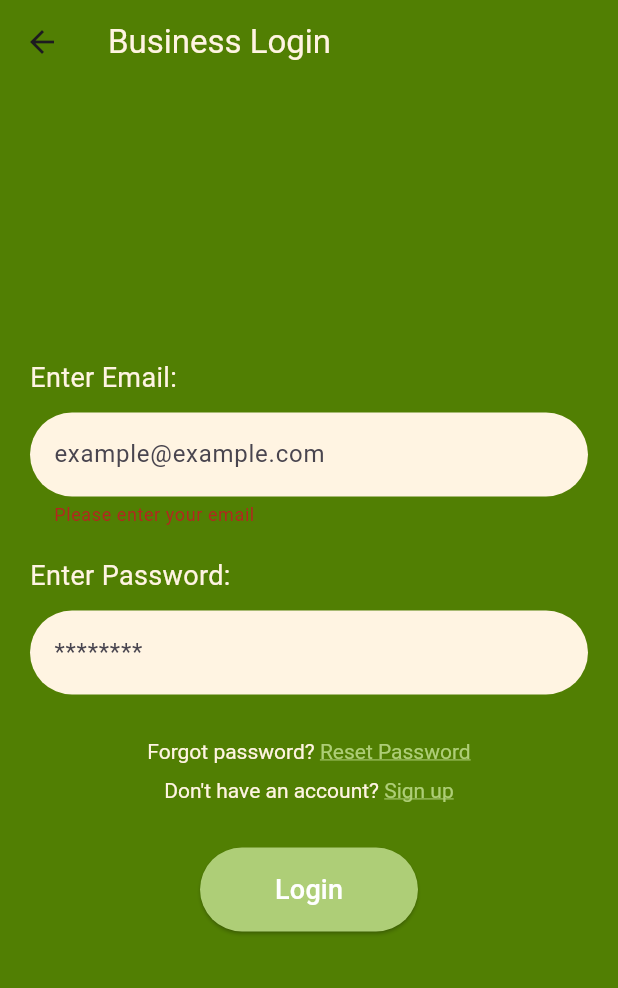
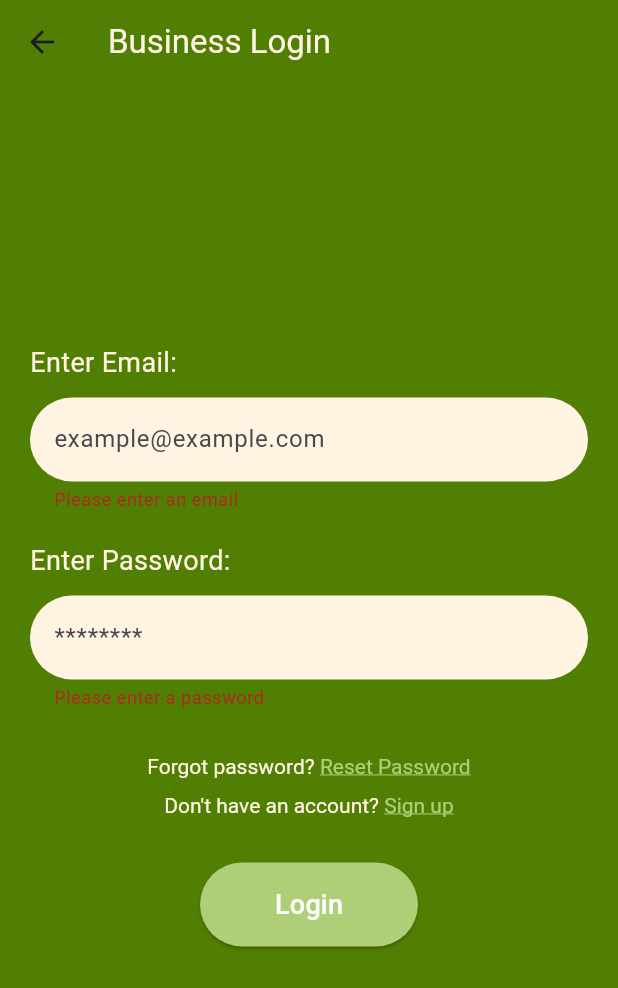
Before and after one commit to Sayyam1244/foodapp, a Flutter app: the BusinessLoginScreen screen opened directly, after a tap on "Login", on a phone screen of 412 x 824 dp. Shown: the top 988 px of the screen. Run offline on Flutter 3.47's test engine with Material 3 defaults, Android fonts, the light colour scheme and no system bars; our stand-ins replace cloud_firestore, firebase_auth, firebase_core, image_picker; accounts and stored records are empty.

Commit message:
Validation added

```diff
--- a/lib/presentation/business_login_screen.dart
+++ b/lib/presentation/business_login_screen.dart
@@ -6,6 +6,7 @@ import 'package:flutter/gestures.dart'; // Import for TapGestureRecognizer
 import 'package:helloworld/presentation/home_screen.dart';
 import 'package:helloworld/presentation/reset_password_screen.dart';
 import 'package:helloworld/services/auth_service.dart';
+import 'package:helloworld/utils/app_validator.dart';
 import 'business_register_screen.dart'; // Import for the sign-up screen
 
 class BusinessLoginScreen extends StatefulWidget {
@@ -55,12 +56,7 @@ class _BusinessLoginScreenState extends State<BusinessLoginScreen> {
                 const SizedBox(height: 10),
 
                 TextFormField(
-                  validator: (value) {
-                    if (value == null || value.isEmpty) {
-                      return 'Please enter your email';
-                    }
-                    return null;
-                  },
+                  validator: AppValidator.emailCheck,
                   controller: emailController,
                   decoration: InputDecoration(
                     filled: true,
@@ -83,9 +79,10 @@ class _BusinessLoginScreenState extends State<BusinessLoginScreen> {
                   ),
                 ),
                 const SizedBox(height: 10),
-                TextField(
+                TextFormField(
                   controller: passwordController,
                   obscureText: true,
+                  validator: AppValidator.passwordCheck,
                   decoration: InputDecoration(
                     filled: true,
                     fillColor:
--- a/lib/presentation/business_register_screen.dart
+++ b/lib/presentation/business_register_screen.dart
@@ -184,7 +184,7 @@ class _BusinessRegisterScreenState extends State<BusinessRegisterScreen> {
                   const SizedBox(height: 10),
                   TextFormField(
                     controller: emailController,
-                    validator: AppValidator.emptyCheck,
+                    validator: AppValidator.emailCheck,
                     decoration: InputDecoration(
                       filled: true,
                       fillColor: const Color(0xFFFFF4E2),
@@ -208,7 +208,7 @@ class _BusinessRegisterScreenState extends State<BusinessRegisterScreen> {
                   const SizedBox(height: 10),
                   TextFormField(
                     controller: passwordController,
-                    validator: AppValidator.emptyCheck,
+                    validator: AppValidator.passwordCheck,
                     obscureText: true,
                     decoration: InputDecoration(
                       filled: true,
--- a/lib/presentation/customer_login_screen.dart
+++ b/lib/presentation/customer_login_screen.dart
@@ -53,7 +53,7 @@ class _CustomerLoginScreenState extends State<CustomerLoginScreen> {
                 ),
                 const SizedBox(height: 10),
                 TextFormField(
-                  validator: AppValidator.emptyCheck,
+                  validator: AppValidator.emailCheck,
                   controller: emailController,
                   decoration: InputDecoration(
                     filled: true,
@@ -77,7 +77,7 @@ class _CustomerLoginScreenState extends State<CustomerLoginScreen> {
                 ),
                 const SizedBox(height: 10),
                 TextFormField(
-                  validator: AppValidator.emptyCheck,
+                  validator: AppValidator.passwordCheck,
                   controller: passwordController,
                   obscureText: true,
                   decoration: InputDecoration(
--- a/lib/presentation/customer_register_screen.dart
+++ b/lib/presentation/customer_register_screen.dart
@@ -77,7 +77,7 @@ class _CustomerRegisterScreenState extends State<CustomerRegisterScreen> {
                 const SizedBox(height: 10),
                 TextFormField(
                   controller: emailController,
-                  validator: AppValidator.emptyCheck,
+                  validator: AppValidator.emailCheck,
                   decoration: InputDecoration(
                     filled: true,
                     fillColor: const Color(0xFFFFF4E2), // Beige background
@@ -101,7 +101,7 @@ class _CustomerRegisterScreenState extends State<CustomerRegisterScreen> {
                 TextFormField(
                   controller: passwordController,
                   obscureText: true,
-                  validator: AppValidator.emptyCheck,
+                  validator: AppValidator.passwordCheck,
                   decoration: InputDecoration(
                     filled: true,
                     fillColor: const Color(0xFFFFF4E2), // Beige background
--- a/lib/presentation/reset_password_screen.dart
+++ b/lib/presentation/reset_password_screen.dart
@@ -48,7 +48,7 @@ class _ResetPasswordScreenState extends State<ResetPasswordScreen> {
                 const SizedBox(height: 10),
                 TextFormField(
                   controller: emailController,
-                  validator: AppValidator.emptyCheck,
+                  validator: AppValidator.emailCheck,
                   decoration: InputDecoration(
                     filled: true,
                     fillColor: const Color(0xFFFFF4E2), // Beige background
--- a/lib/utils/app_validator.dart
+++ b/lib/utils/app_validator.dart
@@ -5,4 +5,40 @@ class AppValidator {
     }
     return null;
   }
+
+  static String? emailCheck(String? value) {
+    if (value == null || value.isEmpty) {
+      return 'Please enter an email';
+    }
+    final emailRegex = RegExp(r'^[^@]+@[^@]+\.[^@]+');
+    if (!emailRegex.hasMatch(value)) {
+      return 'Please enter a valid email';
+    }
+    return null;
+  }
+
+  static String? phoneCheck(String? value) {
+    if (value == null || value.isEmpty) {
+      return 'Please enter a phone number';
+    }
+    final phoneRegex = RegExp(r'^\+?[0-9]{10,15}$');
+    if (!phoneRegex.hasMatch(value)) {
+      return 'Please enter a valid phone number';
+    }
+    return null;
+  }
+
+  static String? passwordCheck(String? value) {
+    if (value == null || value.isEmpty) {
+      return 'Please enter a password';
+    }
+    if (value.length < 8) {
+      return 'Password must be at least 8 characters long';
+    }
+    final passwordRegex = RegExp(r'^(?=.*[A-Za-z])(?=.*\d)[A-Za-z\d]{8,}$');
+    if (!passwordRegex.hasMatch(value)) {
+      return 'Password must contain at least one letter and one number';
+    }
+    return null;
+  }
 }
```
